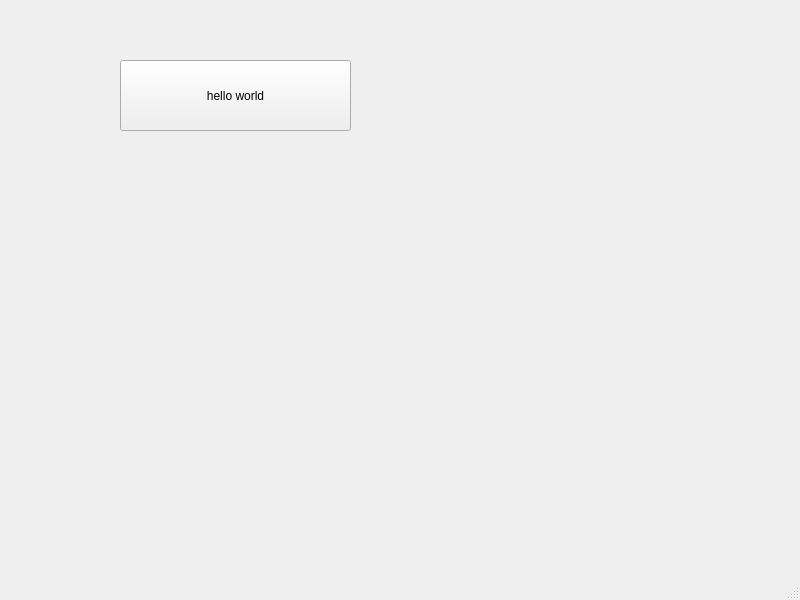
This is app/untitled/mainwindow.ui in AdelHefny/Image-Filters as Qt 5 draws it before an edit. The edited form follows.
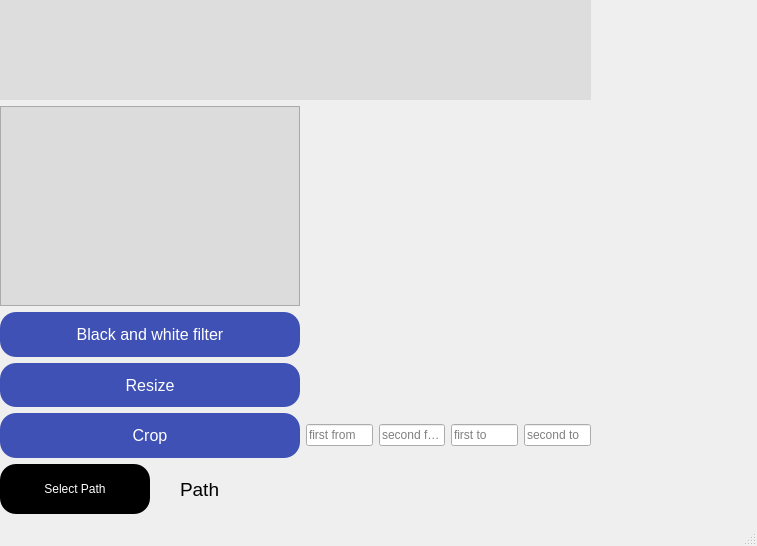
This is the edited form.

What changed in the file:
```diff
--- a/app/untitled/mainwindow.ui
+++ b/app/untitled/mainwindow.ui
@@ -6,32 +6,391 @@
    <rect>
     <x>0</x>
     <y>0</y>
-    <width>800</width>
-    <height>600</height>
+    <width>757</width>
+    <height>546</height>
    </rect>
   </property>
   <property name="windowTitle">
    <string>MainWindow</string>
   </property>
+  <property name="styleSheet">
+   <string notr="true">QPushButton{
+	background-color:  black;
+	color:white;
+	border-radius: 16px;
+}
+QPushButton:hover{
+	background-color:  rgb(15, 15, 15);
+}</string>
+  </property>
+  <property name="animated">
+   <bool>true</bool>
+  </property>
   <widget class="QWidget" name="centralwidget">
-   <widget class="QPushButton" name="pushButton">
+   <widget class="QWidget" name="">
     <property name="geometry">
      <rect>
-      <x>120</x>
-      <y>60</y>
-      <width>231</width>
-      <height>71</height>
+      <x>0</x>
+      <y>0</y>
+      <width>591</width>
+      <height>514</height>
      </rect>
     </property>
-    <property name="text">
-     <string>hello world</string>
-    </property>
-    <property name="default">
-     <bool>false</bool>
-    </property>
-    <property name="flat">
-     <bool>false</bool>
-    </property>
+    <layout class="QVBoxLayout" name="verticalLayout">
+     <item>
+      <widget class="QFrame" name="frame">
+       <property name="enabled">
+        <bool>true</bool>
+       </property>
+       <property name="sizePolicy">
+        <sizepolicy hsizetype="Preferred" vsizetype="Preferred">
+         <horstretch>0</horstretch>
+         <verstretch>0</verstretch>
+        </sizepolicy>
+       </property>
+       <property name="minimumSize">
+        <size>
+         <width>0</width>
+         <height>100</height>
+        </size>
+       </property>
+       <property name="palette">
+        <palette>
+         <active>
+          <colorrole role="Button">
+           <brush brushstyle="SolidPattern">
+            <color alpha="255">
+             <red>221</red>
+             <green>221</green>
+             <blue>221</blue>
+            </color>
+           </brush>
+          </colorrole>
+          <colorrole role="Base">
+           <brush brushstyle="SolidPattern">
+            <color alpha="255">
+             <red>221</red>
+             <green>221</green>
+             <blue>221</blue>
+            </color>
+           </brush>
+          </colorrole>
+          <colorrole role="Window">
+           <brush brushstyle="SolidPattern">
+            <color alpha="255">
+             <red>221</red>
+             <green>221</green>
+             <blue>221</blue>
+            </color>
+           </brush>
+          </colorrole>
+         </active>
+         <inactive>
+          <colorrole role="Button">
+           <brush brushstyle="SolidPattern">
+            <color alpha="255">
+             <red>221</red>
+             <green>221</green>
+             <blue>221</blue>
+            </color>
+           </brush>
+          </colorrole>
+          <colorrole role="Base">
+           <brush brushstyle="SolidPattern">
+            <color alpha="255">
+             <red>221</red>
+             <green>221</green>
+             <blue>221</blue>
+            </color>
+           </brush>
+          </colorrole>
+          <colorrole role="Window">
+           <brush brushstyle="SolidPattern">
+            <color alpha="255">
+             <red>221</red>
+             <green>221</green>
+             <blue>221</blue>
+            </color>
+           </brush>
+          </colorrole>
+         </inactive>
+         <disabled>
+          <colorrole role="Button">
+           <brush brushstyle="SolidPattern">
+            <color alpha="255">
+             <red>221</red>
+             <green>221</green>
+             <blue>221</blue>
+            </color>
+           </brush>
+          </colorrole>
+          <colorrole role="Base">
+           <brush brushstyle="SolidPattern">
+            <color alpha="255">
+             <red>221</red>
+             <green>221</green>
+             <blue>221</blue>
+            </color>
+           </brush>
+          </colorrole>
+          <colorrole role="Window">
+           <brush brushstyle="SolidPattern">
+            <color alpha="255">
+             <red>221</red>
+             <green>221</green>
+             <blue>221</blue>
+            </color>
+           </brush>
+          </colorrole>
+         </disabled>
+        </palette>
+       </property>
+       <property name="autoFillBackground">
+        <bool>false</bool>
+       </property>
+       <property name="styleSheet">
+        <string notr="true">QFrame#frame{
+	background-color:rgb(221, 221, 221);
+	width: 100%;
+}</string>
+       </property>
+       <property name="frameShape">
+        <enum>QFrame::NoFrame</enum>
+       </property>
+       <property name="frameShadow">
+        <enum>QFrame::Plain</enum>
+       </property>
+       <property name="lineWidth">
+        <number>3</number>
+       </property>
+       <property name="midLineWidth">
+        <number>0</number>
+       </property>
+      </widget>
+     </item>
+     <item>
+      <widget class="QFrame" name="frame_2">
+       <property name="sizePolicy">
+        <sizepolicy hsizetype="Fixed" vsizetype="Preferred">
+         <horstretch>0</horstretch>
+         <verstretch>0</verstretch>
+        </sizepolicy>
+       </property>
+       <property name="minimumSize">
+        <size>
+         <width>300</width>
+         <height>200</height>
+        </size>
+       </property>
+       <property name="autoFillBackground">
+        <bool>false</bool>
+       </property>
+       <property name="styleSheet">
+        <string notr="true">QFrame#frame_2{
+	background-color:rgb(220, 220, 220);
+	background-position: center;
+}</string>
+       </property>
+       <property name="frameShape">
+        <enum>QFrame::StyledPanel</enum>
+       </property>
+       <property name="frameShadow">
+        <enum>QFrame::Raised</enum>
+       </property>
+      </widget>
+     </item>
+     <item>
+      <widget class="QPushButton" name="pushButton_2">
+       <property name="sizePolicy">
+        <sizepolicy hsizetype="Fixed" vsizetype="MinimumExpanding">
+         <horstretch>0</horstretch>
+         <verstretch>0</verstretch>
+        </sizepolicy>
+       </property>
+       <property name="minimumSize">
+        <size>
+         <width>300</width>
+         <height>0</height>
+        </size>
+       </property>
+       <property name="font">
+        <font>
+         <pointsize>12</pointsize>
+        </font>
+       </property>
+       <property name="styleSheet">
+        <string notr="true">QPushButton {
+  color: #ffffff;
+  background-color: #3f51b5; /* Adjust background color */
+}
+
+QPushButton:hover {
+  background-color: #28377d; /* Simulate hover effect with darker background */
+}</string>
+       </property>
+       <property name="text">
+        <string>Black and white filter</string>
+       </property>
+      </widget>
+     </item>
+     <item>
+      <widget class="QPushButton" name="pushButton_3">
+       <property name="sizePolicy">
+        <sizepolicy hsizetype="Fixed" vsizetype="MinimumExpanding">
+         <horstretch>0</horstretch>
+         <verstretch>0</verstretch>
+        </sizepolicy>
+       </property>
+       <property name="minimumSize">
+        <size>
+         <width>300</width>
+         <height>0</height>
+        </size>
+       </property>
+       <property name="font">
+        <font>
+         <pointsize>12</pointsize>
+        </font>
+       </property>
+       <property name="styleSheet">
+        <string notr="true">QPushButton {
+  color: #ffffff;
+  background-color: #3f51b5; /* Adjust background color */
+}
+
+QPushButton:hover {
+  background-color: #28377d; /* Simulate hover effect with darker background */
+}</string>
+       </property>
+       <property name="text">
+        <string>Resize</string>
+       </property>
+      </widget>
+     </item>
+     <item>
+      <layout class="QHBoxLayout" name="horizontalLayout_2">
+       <item>
+        <widget class="QPushButton" name="pushButton_4">
+         <property name="sizePolicy">
+          <sizepolicy hsizetype="Fixed" vsizetype="MinimumExpanding">
+           <horstretch>0</horstretch>
+           <verstretch>0</verstretch>
+          </sizepolicy>
+         </property>
+         <property name="minimumSize">
+          <size>
+           <width>300</width>
+           <height>0</height>
+          </size>
+         </property>
+         <property name="font">
+          <font>
+           <pointsize>12</pointsize>
+          </font>
+         </property>
+         <property name="styleSheet">
+          <string notr="true">QPushButton {
+  color: #ffffff;
+  background-color: #3f51b5; /* Adjust background color */
+}
+
+QPushButton:hover {
+  background-color: #28377d; /* Simulate hover effect with darker background */
+}</string>
+         </property>
+         <property name="text">
+          <string>Crop</string>
+         </property>
+        </widget>
+       </item>
+       <item>
+        <widget class="QLineEdit" name="lineEdit_1">
+         <property name="placeholderText">
+          <string>first from</string>
+         </property>
+        </widget>
+       </item>
+       <item>
+        <widget class="QLineEdit" name="lineEdit_2">
+         <property name="placeholderText">
+          <string>second from</string>
+         </property>
+        </widget>
+       </item>
+       <item>
+        <widget class="QLineEdit" name="lineEdit_3">
+         <property name="placeholderText">
+          <string>first to</string>
+         </property>
+        </widget>
+       </item>
+       <item>
+        <widget class="QLineEdit" name="lineEdit_4">
+         <property name="placeholderText">
+          <string>second to</string>
+         </property>
+        </widget>
+       </item>
+      </layout>
+     </item>
+     <item>
+      <layout class="QVBoxLayout" name="verticalLayout_2">
+       <item>
+        <layout class="QHBoxLayout" name="horizontalLayout">
+         <property name="spacing">
+          <number>30</number>
+         </property>
+         <item>
+          <widget class="QPushButton" name="pushButton">
+           <property name="sizePolicy">
+            <sizepolicy hsizetype="Fixed" vsizetype="Maximum">
+             <horstretch>0</horstretch>
+             <verstretch>0</verstretch>
+            </sizepolicy>
+           </property>
+           <property name="minimumSize">
+            <size>
+             <width>150</width>
+             <height>50</height>
+            </size>
+           </property>
+           <property name="styleSheet">
+            <string notr="true"/>
+           </property>
+           <property name="text">
+            <string>Select Path</string>
+           </property>
+           <property name="default">
+            <bool>false</bool>
+           </property>
+           <property name="flat">
+            <bool>false</bool>
+           </property>
+          </widget>
+         </item>
+         <item>
+          <widget class="QLabel" name="label">
+           <property name="sizePolicy">
+            <sizepolicy hsizetype="Minimum" vsizetype="Preferred">
+             <horstretch>0</horstretch>
+             <verstretch>0</verstretch>
+            </sizepolicy>
+           </property>
+           <property name="font">
+            <font>
+             <pointsize>14</pointsize>
+            </font>
+           </property>
+           <property name="text">
+            <string>Path</string>
+           </property>
+          </widget>
+         </item>
+        </layout>
+       </item>
+      </layout>
+     </item>
+    </layout>
    </widget>
   </widget>
   <widget class="QMenuBar" name="menubar">
```
Left out of the diff: 2 changed lines with no effect on the pictures.
